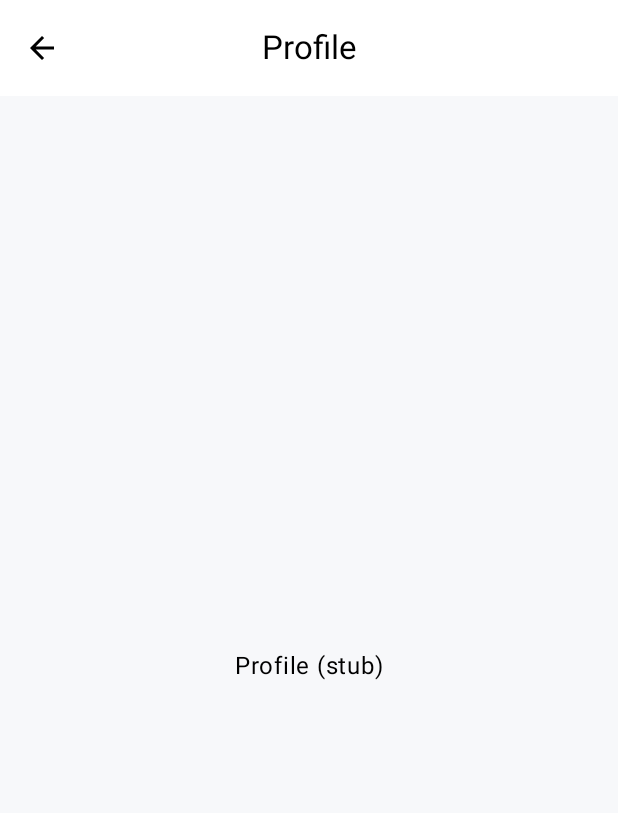
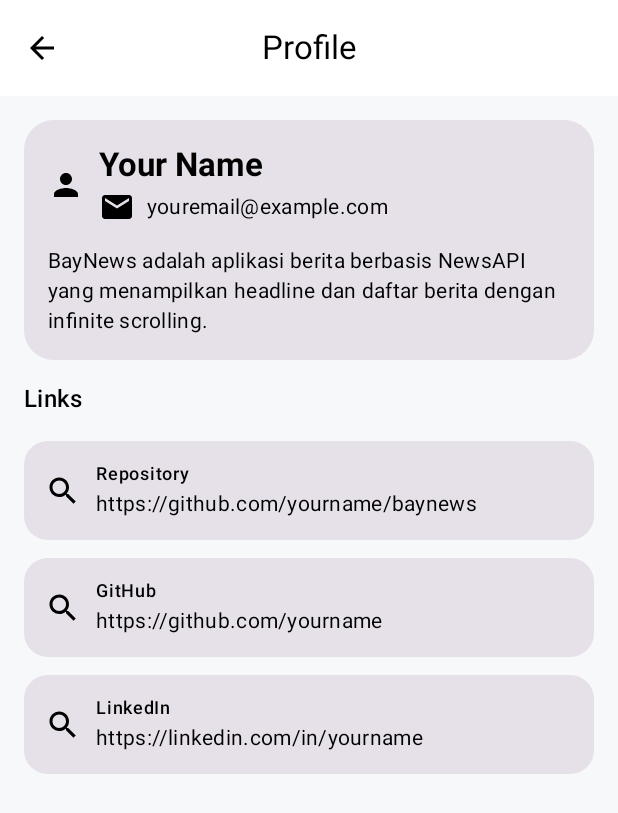
Before and after one commit to bayufadayan/baynews-android, an Android app built with Jetpack Compose: the ProfileScreen screen opened through its navigation route, on a phone screen of 412 x 824 dp. Shown: the top 813 px of the screen. Run offline under Robolectric (Android 15) with nearby library versions, the phone set to English and light mode, and no system bars.

Commit message:
feat: add profile screen with dummy user info

```diff
--- a/app/src/main/java/com/example/baynews/screens/ProfileScreen.kt
+++ b/app/src/main/java/com/example/baynews/screens/ProfileScreen.kt
@@ -1,15 +1,96 @@
 package com.example.baynews.screens
 
-import androidx.compose.foundation.layout.Box
-import androidx.compose.foundation.layout.fillMaxSize
+import androidx.compose.foundation.layout.*
+import androidx.compose.foundation.shape.RoundedCornerShape
+import androidx.compose.material.icons.Icons
+import androidx.compose.material.icons.filled.Email
+import androidx.compose.material.icons.filled.Search
+import androidx.compose.material.icons.filled.Person
+import androidx.compose.material3.Card
+import androidx.compose.material3.Icon
+import androidx.compose.material3.MaterialTheme
 import androidx.compose.material3.Text
 import androidx.compose.runtime.Composable
-import androidx.compose.ui.Alignment
 import androidx.compose.ui.Modifier
+import androidx.compose.ui.text.font.FontWeight
+import androidx.compose.ui.unit.dp
 
 @Composable
 fun ProfileScreen() {
-    Box(Modifier.fillMaxSize(), contentAlignment = Alignment.Center) {
-        Text("Profile (stub)")
+    // dummy data (nanti kamu ganti)
+    val name = "Your Name"
+    val email = "youremail@example.com"
+    val repository = "https://github.com/yourname/baynews"
+    val github = "https://github.com/yourname"
+    val linkedin = "https://linkedin.com/in/yourname"
+    val description =
+        "BayNews adalah aplikasi berita berbasis NewsAPI yang menampilkan headline dan daftar berita dengan infinite scrolling."
+
+    Column(
+        modifier = Modifier
+            .fillMaxSize()
+            .padding(16.dp)
+    ) {
+        Card(
+            shape = RoundedCornerShape(20.dp),
+            modifier = Modifier.fillMaxWidth()
+        ) {
+            Column(Modifier.padding(16.dp)) {
+                Row(verticalAlignment = androidx.compose.ui.Alignment.CenterVertically) {
+                    Icon(Icons.Filled.Person, contentDescription = null)
+                    Spacer(Modifier.width(10.dp))
+                    Column {
+                        Text(text = name, style = MaterialTheme.typography.titleLarge, fontWeight = FontWeight.Bold)
+                        Spacer(Modifier.height(2.dp))
+                        Row(verticalAlignment = androidx.compose.ui.Alignment.CenterVertically) {
+                            Icon(Icons.Filled.Email, contentDescription = null)
+                            Spacer(Modifier.width(8.dp))
+                            Text(text = email, style = MaterialTheme.typography.bodyMedium)
+                        }
+                    }
+                }
+
+                Spacer(Modifier.height(14.dp))
+                Text(
+                    text = description,
+                    style = MaterialTheme.typography.bodyMedium
+                )
+            }
+        }
+
+        Spacer(Modifier.height(14.dp))
+
+        Text(
+            text = "Links",
+            style = MaterialTheme.typography.titleMedium
+        )
+        Spacer(Modifier.height(10.dp))
+
+        LinkCard(label = "Repository", value = repository)
+        LinkCard(label = "GitHub", value = github)
+        LinkCard(label = "LinkedIn", value = linkedin)
     }
 }
+
+@Composable
+private fun LinkCard(label: String, value: String) {
+    Card(
+        shape = RoundedCornerShape(16.dp),
+        modifier = Modifier
+            .fillMaxWidth()
+            .padding(vertical = 6.dp)
+    ) {
+        Row(
+            modifier = Modifier.padding(14.dp),
+            verticalAlignment = androidx.compose.ui.Alignment.CenterVertically
+        ) {
+            Icon(Icons.Filled.Search, contentDescription = null)
+            Spacer(Modifier.width(10.dp))
+            Column {
+                Text(text = label, style = MaterialTheme.typography.labelMedium)
+                Spacer(Modifier.height(2.dp))
+                Text(text = value, style = MaterialTheme.typography.bodyMedium)
+            }
+        }
+    }
+}
```
